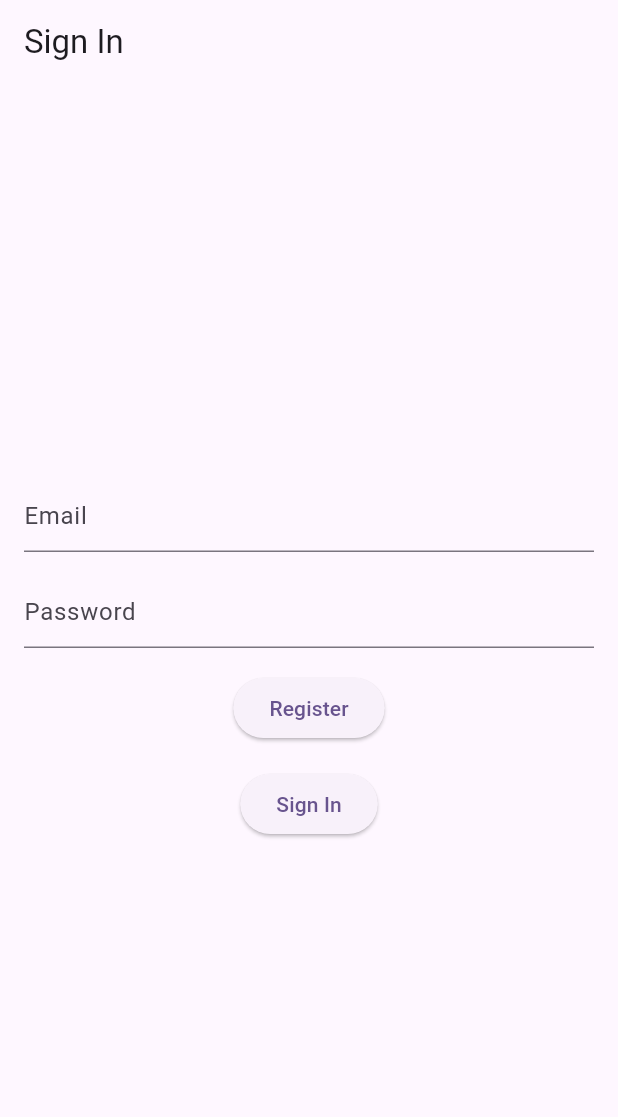
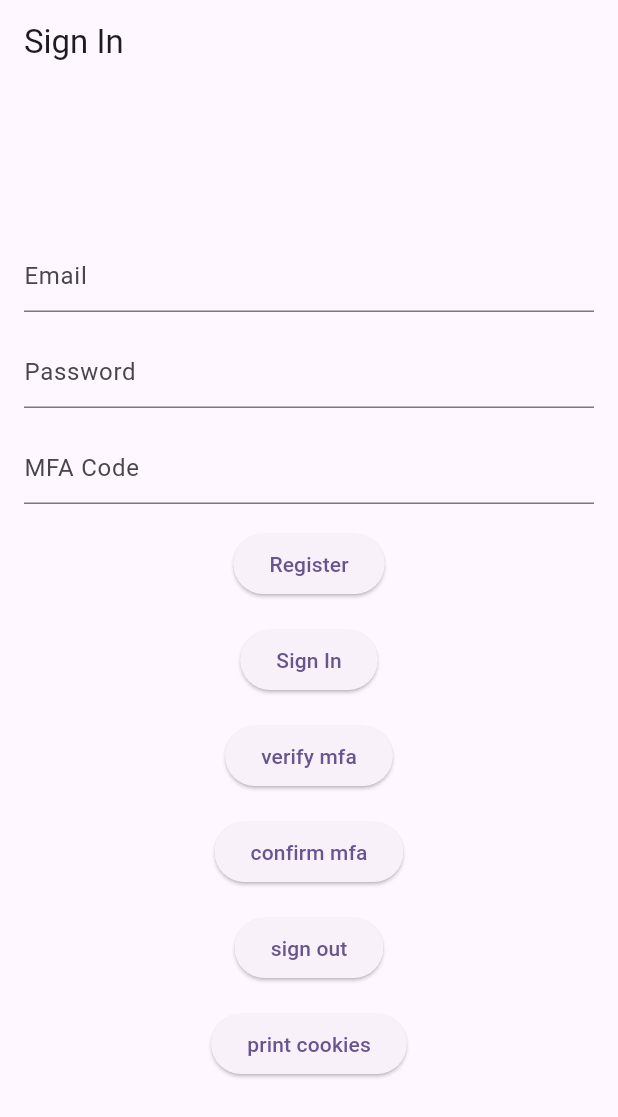
Before and after one commit to HadyMash/smartify, a Flutter app: the screen it shows after launch, after a tap on "Sign In", on a phone screen of 412 x 824 dp. Shown: the top 1117 px of the screen. Run offline on Flutter 3.47's test engine with Material 3 defaults, Android fonts, the phone set to English and light mode, and no system bars; our stand-ins replace convert, cookie_jar, device_info_plus, dio, dio_cookie_manager, flutter_dotenv and 1 more; missing offline and left inert: dart:html; network calls fail.

Commit message:
WIP completed updating old request code to use dio and cookies are updated accordingly

```diff
--- a/app/lib/models/mfa.dart
+++ b/app/lib/models/mfa.dart
@@ -5,8 +5,8 @@ class MFAFormattedKey {
 
   // from json
   MFAFormattedKey.fromJson(Map<String, dynamic> json)
-      : _formattedKey = json['formattedKey'],
-        _qrCodeUri = json['uri'];
+      : _formattedKey = json['mfaFormattedKey'] ?? json['formattedKey'],
+        _qrCodeUri = json['mfaQRUri'] ?? json['qrUri'];
 
   String get formattedKey => _formattedKey;
   String get qrCodeUri => _qrCodeUri;
--- a/app/lib/screens/auth/sign_in.dart
+++ b/app/lib/screens/auth/sign_in.dart
@@ -13,6 +13,8 @@ class _SignInScreenState extends State<SignInScreen> {
 
   final TextEditingController _emailController = TextEditingController();
   final TextEditingController _passwordController = TextEditingController();
+  // TEMP
+  final TextEditingController _mfaController = TextEditingController();
 
   @override
   Widget build(BuildContext context) {
@@ -37,6 +39,12 @@ class _SignInScreenState extends State<SignInScreen> {
                   controller: _passwordController,
                   decoration: const InputDecoration(hintText: 'Password'),
                 ),
+                // TEMP
+                const SizedBox(height: 16),
+                TextFormField(
+                  controller: _mfaController,
+                  decoration: const InputDecoration(hintText: 'MFA Code'),
+                ),
                 const SizedBox(height: 16),
                 ElevatedButton(
                   onPressed: () async {
@@ -53,10 +61,47 @@ class _SignInScreenState extends State<SignInScreen> {
                 ElevatedButton(
                   onPressed: () async {
                     final as = await AuthService.create();
-                    await as.signIn(
-                        _emailController.text, _passwordController.text);
+                    //await as.signIn(
+                    //    _emailController.text, _passwordController.text);
+                    final result =
+                        await as.signIn('hady@gmail.com', 'Passowrd1!');
+                    print('sign in result: $result');
                   },
                   child: const Text('Sign In'),
+                ),
+                const SizedBox(height: 16),
+                ElevatedButton(
+                  onPressed: () async {
+                    final as = await AuthService.create();
+                    print(
+                        'verify mfa result: ${await as.verifyMFA(_mfaController.text)}');
+                  },
+                  child: const Text('verify mfa'),
+                ),
+                const SizedBox(height: 16),
+                ElevatedButton(
+                  onPressed: () async {
+                    final as = await AuthService.create();
+                    print(
+                        'verify mfa result: ${await as.confirmMFASetup(_mfaController.text)}');
+                  },
+                  child: const Text('confirm mfa'),
+                ),
+                const SizedBox(height: 16),
+                ElevatedButton(
+                  onPressed: () async {
+                    final as = await AuthService.create();
+                    await as.signOut();
+                  },
+                  child: const Text('sign out'),
+                ),
+                const SizedBox(height: 16),
+                ElevatedButton(
+                  onPressed: () async {
+                    final as = await AuthService.create();
+                    print(await as.getCookies());
+                  },
+                  child: const Text('print cookies'),
                 ),
               ],
             ),
--- a/app/lib/services/auth.dart
+++ b/app/lib/services/auth.dart
@@ -1,10 +1,11 @@
 // ignore_for_file: avoid_print
 
+import 'dart:async';
 import 'dart:convert'; // for the utf8.encode method
+import 'dart:io';
 import 'dart:math';
 import 'package:crypto/crypto.dart';
 import 'package:convert/convert.dart';
-import 'package:http/http.dart' as http;
 import 'package:flutter_dotenv/flutter_dotenv.dart';
 
 import 'package:dio/dio.dart';
@@ -12,6 +13,7 @@ import 'package:cookie_jar/cookie_jar.dart';
 
 import 'package:dio_cookie_manager/dio_cookie_manager.dart'; // Add this import
 import 'package:path_provider/path_provider.dart';
+import 'package:smartify/models/mfa.dart';
 
 import 'package:smartify/utils/device_id.dart';
 
@@ -21,32 +23,38 @@ import 'package:smartify/utils/device_id.dart';
 //     if (dart.library.html) 'device_id_web.dart' // Web implementation
 //     if (dart.library.io) 'device_id_mobile.dart'; // Mobile implementation
 
-// TODO: get uri from environment variables
-// TODO: get device id dynamically
-
+// TODO: error handling
+// TODO: setup dio interceptor to update the auth state and auth streams
+// TODO: setup a timer to periodically check the cookies and update auth state
+// and automatically refresh the access token if it's expired or close to expiry
 class AuthService {
-  //static String? mfaToken;
-  //static String? accessToken;
-  //static String? refreshToken;
-  //static String? idToken;
-
-  final String apiBaseUrl =
-      dotenv.env['API_BASE_URL'] ?? 'http://localhost:3000';
-
   final Dio _dio;
   // ignore: unused_field
   final CookieJar _cookieJar;
+  final Uri _apiBaseUrl;
+
+  AuthState _currentAuthState;
+  final StreamController<AuthEvent> _eventStream =
+      StreamController<AuthEvent>.broadcast();
+  Stream<AuthEvent> get authEventStream => _eventStream.stream;
+  AuthState get state => _currentAuthState;
 
   /// Private constructor for factory constructor
-  AuthService._(this._dio, this._cookieJar);
+  AuthService._(
+      this._dio, this._cookieJar, this._apiBaseUrl, this._currentAuthState);
 
   static Future<AuthService> create() async {
+    final apiBaseUrl =
+        Uri.parse(dotenv.env['API_BASE_URL'] ?? 'http://localhost:3000/api');
+
     final Dio dio = Dio(BaseOptions(
       headers: {
         'x-device-id': await getDeviceId(),
       },
       responseType: ResponseType.json,
+      contentType: 'application/json',
       validateStatus: (status) => status != null && status < 300,
+      baseUrl: apiBaseUrl.toString(),
     ));
 
     // Get application documents directory
@@ -61,15 +69,36 @@ class AuthService {
     // Add cookie manager to dio
     dio.interceptors.add(CookieManager(cookieJar));
 
-    return AuthService._(dio, cookieJar);
+    // check cookies to determine current auth state
+    final cookies = await cookieJar.loadForRequest(apiBaseUrl);
+    print('cookies in auth service create: $cookies');
+    var authState = AuthState.signedOut;
+    if (cookies.any((cookie) =>
+        // is access or refresh token
+        (cookie.name == 'access-token' || cookie.name == 'refresh-token') &&
+        // and expires in the future
+        cookie.expires != null &&
+        cookie.expires!.isAfter(DateTime.now()))) {
+      authState = AuthState.signedIn;
     }
 
-  Future<({String mfaFormattedKey, String mfaQRUri})?> register(
-      String email, String password,
+    return AuthService._(dio, cookieJar, apiBaseUrl, authState);
+  }
+
+  // TEMP METHOD
+  Future<List<Cookie>> getCookies() {
+    return _cookieJar.loadForRequest(_apiBaseUrl);
+  }
+
+  Future<MFAFormattedKey?> register(String email, String password,
       {DateTime? dob, String? sex}) async {
     try {
-      final salt = SRP.generateSalt();
-      final verifier = SRP.deriveVerifier(email, password, salt);
+      if (state != AuthState.signedOut) {
+        print('Error registering: user is already signed in');
+        return null;
+      }
+      final salt = _SRP.generateSalt();
+      final verifier = _SRP.deriveVerifier(email, password, salt);
       final body = {
         'email': email,
         'salt': salt,
@@ -81,10 +110,9 @@ class AuthService {
       if (sex != null) {
         body['sex'] = sex;
       }
-      final uri = Uri.parse('$apiBaseUrl/api/auth/register');
       final response = await _dio.post(
-        uri.toString(),
-        data: jsonEncode(body),
+        '/auth/register',
+        data: body,
       );
 
       print("Response Status Code: ${response.statusCode}");
@@ -93,8 +121,8 @@ class AuthService {
       // get json body
       final responseBody = response.data as Map<String, dynamic>;
       try {
-        // check cookies
-        final cookies = await _cookieJar.loadForRequest(uri);
+        // TEMP: check cookies
+        final cookies = await _cookieJar.loadForRequest(_apiBaseUrl);
         print(cookies);
         //final userId = responseBody['userId'] as String;
         final mfaFormattedKey = responseBody['mfaFormattedKey'] as String?;
@@ -104,7 +132,13 @@ class AuthService {
           return null;
         }
 
-        return (mfaQRUri: mfaQRUri, mfaFormattedKey: mfaFormattedKey);
+        _currentAuthState = AuthState.signedInMFAConfirm;
+        _eventStream.add(AuthEvent(AuthEventType.authStateChanged, state));
+
+        return MFAFormattedKey(
+          mfaFormattedKey,
+          mfaQRUri,
+        );
       } catch (e) {
         print('Error getting body: $e');
       }
@@ -125,16 +159,25 @@ class AuthService {
   /// Initiates an authentication session for the user with the given [email].
   Future<({String salt, BigInt B})?> _initiateAuthSession(String email) async {
     try {
+      if (state == AuthState.signedInMFAVerify ||
+          state == AuthState.signedInMFAConfirm) {
+        print('Error initiating auth session: user is already signed in');
+        return null;
+      }
+
       // initiate auth session
-      final uri = Uri.parse('$apiBaseUrl/api/auth/init?email=$email');
-      final response = await http.post(uri, headers: {
-        'x-device-id': '1234',
+      final response = await _dio.post('/auth/init', queryParameters: {
+        'email': email,
       });
-      if (response.statusCode >= 200 && response.statusCode < 300) {
-        // get body
-        final responseBody = jsonDecode(response.body) as Map<String, dynamic>;
+
+      print("Response Status Code: ${response.statusCode}");
+      print("Response Body: ${response.data}");
+
+      final responseBody = response.data as Map<String, dynamic>;
+
       try {
         final salt = responseBody['salt'] as String;
+        // ignore: non_constant_identifier_names
         final BString = responseBody['B'] as String;
 
         // convert B to BigInt
@@ -144,11 +187,93 @@ class AuthService {
       } catch (e) {
         print('Error getting body: $e');
       }
+    } on DioError catch (e) {
+      print('Dio Error initiating auth session: ${e.message}');
+      if (e.response != null && e.response!.data != null) {
+        if (e.response!.data != null) {
+          final error = e.response!.data as Map<String, dynamic>;
+          print(
+              'Error initiating auth session: ${error['message'] ?? error['error']}');
+        }
+      }
+    } catch (e) {
+      print('Error initiating auth session: $e');
+    }
+    return null;
+  }
+
+  /// Signs the user in with the given [email] and [password]. The user must
+  /// complete the MFA challenge after this to complete the sign in process.
+  Future<({bool success, String? error, MFAFormattedKey? mfa})?> signIn(
+      String email, String password) async {
+    try {
+      if (state != AuthState.signedOut) {
+        print('Error signing in: user is already signed in');
+        return null;
+      }
+      // create an auth session
+      final session = await _initiateAuthSession(email);
+      if (session == null) {
+        print('Error initiating auth session');
+        return null;
+      }
+
+      // generate private key
+      final a = _SRP.generatePrivateKey();
+      final proof = _SRP.respondToAuthChallenge(
+          email, password, session.salt, a, session.B);
+
+      final response = await _dio.post(
+        '/auth/login',
+        data: {
+          'email': email,
+          'A': '0x${proof.A.toRadixString(16)}',
+          'Mc': '0x${proof.M.toRadixString(16)}',
+        },
+      );
+
+      print("Response Status Code: ${response.statusCode}");
+      print("Response Body: ${response.data}");
+
+      final responseBody = response.data as Map<String, dynamic>;
+
+      try {
+        final mfa = MFAFormattedKey.fromJson(responseBody);
+        final cookies = await _cookieJar.loadForRequest(_apiBaseUrl);
+        if (cookies.any((cookie) => cookie.name == 'mfa-token')) {
+          print("MFA token found in cookies");
+          _currentAuthState = AuthState.signedInMFAVerify;
+          _eventStream.add(AuthEvent(AuthEventType.authStateChanged, state));
+          return (success: true, error: null, mfa: mfa);
         } else {
-        // error
-        if (response.body.isNotEmpty) {
-          final error = jsonDecode(response.body) as Map<String, dynamic>;
-          print('Error registering: ${error['message'] ?? error['error']}');
+          print("MFA token not found in cookies");
+        }
+      } catch (e) {
+        print('error getting body: $e');
+        return null;
+      }
+
+      //final uri = Uri.parse('$apiBaseUrl/api/auth/login');
+      //final response = await _dio.post(uri.toString(),
+      //    data: jsonEncode(body),
+      //    options: Options(headers: {
+      //      'Content-Type': 'application/json',
+      //      'x-device-id': await getDeviceId(),
+      //    }));
+      //
+      //  // get body
+      //  final responseBody = response.data as Map<String, dynamic>;
+      //  //mfaToken = responseBody['mfa_token'];
+      //  return true
+    } on DioError catch (e) {
+      print('Dio Error signing in: ${e.message}');
+      if (e.response != null && e.response!.data != null) {
+        if (e.response!.data != null) {
+          final body = e.response!.data as Map<String, dynamic>;
+          final String? error = body['message'] ?? body['error'];
+          print('Error signing in: $error');
+          //return ((error: error['message'] ?? error['error']) as String?, mfa: null);
+          return (success: false, error: error, mfa: null);
         }
       }
     } catch (e) {
@@ -157,116 +282,84 @@ class AuthService {
     return null;
   }
 
-//Verifies the MFA code during login.
-
+  /// Verify the user has entered the correct MFA code and log them in
   Future<bool> verifyMFA(String code) async {
     try {
-      final uri = Uri.parse('$apiBaseUrl/api/auth/mfa/verify');
-      final response = await _dio.post(uri.toString(),
-          data: jsonEncode({'code': code}),
-          options: Options(
-            headers: {
-              'Content-Type': 'application/json',
-              'x-device-id': await getDeviceId(),
-            },
-          ));
+      final response = await _dio.post(
+        '/auth/mfa/verify',
+        data: {'code': code},
+      );
 
-      if (response.statusCode! >= 200 && response.statusCode! < 300) {
-        //final responseBody = response.data as Map<String, dynamic>;
-        //accessToken = responseBody['access_token'];
-        //refreshToken = responseBody['refresh_token'];
-        //idToken = responseBody['id_token'];
+      print("Response Status Code: ${response.statusCode}");
+
+      // no error thrown meaning the code was verified
+      _currentAuthState = AuthState.signedIn;
+      _eventStream.add(AuthEvent(AuthEventType.authStateChanged, state));
       return true;
-      } else {
-        if (response.data != null) {
-          final error = response.data as Map<String, dynamic>;
-          print('Error verifying MFA: ${error['message'] ?? error['error']}');
+    } on DioError catch (e) {
+      // TODO: handle error, 400 status code could mean incorrect error or some
+      // other similar error
+      print('Dio Error verify mfa: ${e.message}');
+      if (e.response != null && e.response!.data != null) {
+        if (e.response!.data != null) {
+          final error = e.response!.data as Map<String, dynamic>;
+          print('Error verify mfa: ${error['message'] ?? error['error']}');
         }
       }
     } catch (e) {
-      print('Error verifying MFA: $e');
+      print('Error verify mfa: $e');
     }
     return false;
   }
 
-//Confirms MFA setup by verifying the user's initial code.
-
-  Future<bool> confirmMFA(String code) async {
+  /// Confirm the MFA code after the user has set it up and log them in
+  Future<bool> confirmMFASetup(String code) async {
     try {
-      final uri = Uri.parse('$apiBaseUrl/api/auth/mfa/confirm');
       final response = await _dio.post(
-        uri.toString(),
-        data: jsonEncode({'code': code}),
-        options: Options(
-          headers: {
-            'Content-Type': 'application/json',
-            'x-device-id': await getDeviceId(),
-          },
-        ),
+        '/auth/mfa/confirm',
+        data: {'code': code},
       );
 
-      if (response.statusCode! >= 200 && response.statusCode! < 300) {
-        return true; // MFA setup confirmed
-      } else {
-        if (response.data != null) {
-          final error = response.data as Map<String, dynamic>;
-          print('Error confirming MFA: ${error['message'] ?? error['error']}');
+      print("Response Status Code: ${response.statusCode}");
+
+      // no error thrown meaning the code was verified
+      _currentAuthState = AuthState.signedIn;
+      _eventStream.add(AuthEvent(AuthEventType.authStateChanged, state));
+      return true;
+    } on DioError catch (e) {
+      // TODO: handle error, 400 status code could mean incorrect error or some
+      // other similar error
+      print('Dio Error confirming mfa: ${e.message}');
+      if (e.response != null && e.response!.data != null) {
+        if (e.response!.data != null) {
+          final error = e.response!.data as Map<String, dynamic>;
+          print('Error confirming mfa: ${error['message'] ?? error['error']}');
         }
       }
     } catch (e) {
-      print('Error confirming MFA: $e');
+      print('Error confirming mfa: $e');
     }
     return false;
   }
 
-  /// Signs the user in with the given [email] and [password]. The user must
-  /// complete the MFA challenge after this to complete the sign in process.
-  Future signIn(String email, String password) async {
+  Future<void> signOut() async {
     try {
-      // create an auth session
-      final session = await _initiateAuthSession(email);
-      if (session == null) {
-        print('Error initiating auth session');
-        return;
-      }
-
-      // generate private key
-      final a = SRP.generatePrivateKey();
-      final proof = SRP.respondToAuthChallenge(
-          email, password, session.salt, a, session.B);
-      final body = {
-        'email': email,
-        'A': '0x${proof.A.toRadixString(16)}',
-        'Mc': '0x${proof.M.toRadixString(16)}',
-      };
-
-      final uri = Uri.parse('$apiBaseUrl/api/auth/login');
-      final response = await _dio.post(uri.toString(),
-          data: jsonEncode(body),
-          options: Options(headers: {
-            'Content-Type': 'application/json',
-            'x-device-id': await getDeviceId(),
-          }));
-
-      if (response.statusCode! >= 200 && response.statusCode! < 300) {
-        // get body
-        final responseBody = response.data as Map<String, dynamic>;
-        //mfaToken = responseBody['mfa_token'];
-        return true;
-      } else {
-        if (response.data != null) {
-          final error = response.data as Map<String, dynamic>;
-          print('Error signing in: ${error['message'] ?? error['error']}');
-        }
-      }
+      await _dio.get(
+        '/auth/logout',
+      );
     } catch (e) {
-      print('Error signing in: $e');
+      print('Error signing out: $e');
+      // manually clear cookies
+      await _cookieJar.deleteAll();
+    } finally {
+      _currentAuthState = AuthState.signedIn;
+      _eventStream.add(AuthEvent(AuthEventType.authStateChanged, state));
     }
   }
 }
 
 /// Client SRP methods
-class SRP {
+class _SRP {
   // ignore: non_constant_identifier_names
   static String SRP_N_HEX = ("""
   AC6BDB41 324A9A9B F166DE5E 1389582F AF72B665 1987EE07 FC319294 3DB56050 A37329CB B4A099ED 8193E075 7767A13D D52312AB 4B03310D CD7F48A9 DA04FD50 E8083969 EDB767B0 CF609517 9A163AB3 661A05FB D5FAAAE8 2918A996 2F0B93B8 55F97993 EC975EEA A80D740A DBF4FF74 7359D041 D5C33EA7 1D281E44 6B14773B CA97B43A 23FB8016 76BD207A 436C6481 F1D2B907 8717461A 5B9D32E6 88F87748 544523B5 24B0D57D 5EA77A27 75D2ECFA 032CFBDB F52FB378 61602790 04E57AE6 AF874E73 03CE5329 9CCC041C 7BC308D8 2A5698F3 A8D0C382 71AE35F8 E9DBFBB6 94B5C803 D89F7AE4 35DE236D 525F5475 9B65E372 FCD68EF2 0FA7111F 9E4AFF73""")
@@ -420,3 +513,33 @@ class SRP {
     );
   }
 }
+
+class AuthEvent {
+  /// The type of event that ocurred
+  final AuthEventType type;
+
+  /// The current authentication state
+  final AuthState state;
+  AuthEvent(this.type, this.state);
+}
+
+enum AuthEventType {
+  authStateChanged,
+  tokenRefresh,
+}
+
+/// The user's current authentication state
+enum AuthState {
+  /// The user is signed out.
+  signedOut,
+
+  /// The user is signed in
+  signedIn,
+
+  /// The user is signed in and needs to verify their MFA code.
+  signedInMFAVerify,
+
+  /// The user is signed in and needs to setup their MFA and confirm setting it
+  /// up correctly
+  signedInMFAConfirm,
+}
```
Also changed, not shown: 2 other files. Lines whose indentation alone changed are shown as unchanged.
